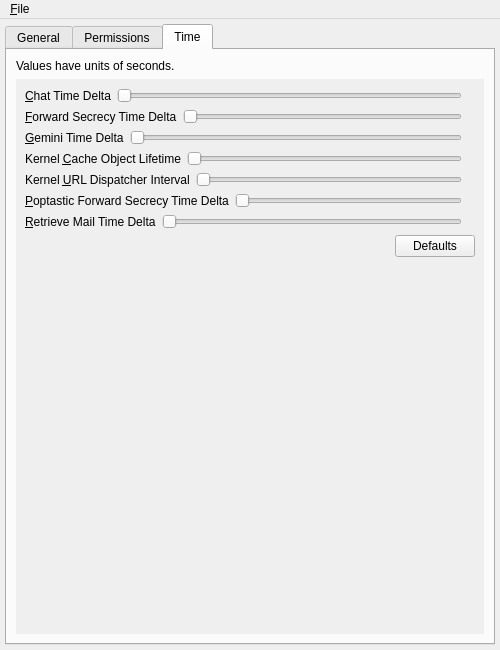
Above: branches/trunk/GoldBug-UI/spot-on-options.ui from textbrowser/spot-on before the change. Below: the same form after it.
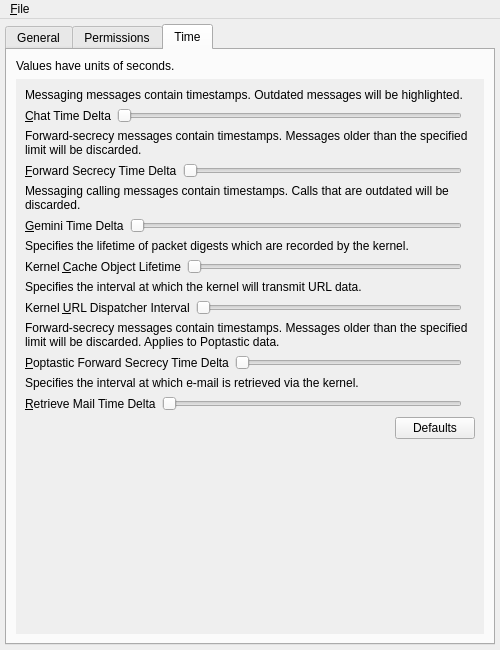
That is the form after the change. The open tabs and pages were chosen to show the change. Icons and pictures are not drawn.

Diff of the .ui file:
```diff
--- a/branches/trunk/GoldBug-UI/spot-on-options.ui
+++ b/branches/trunk/GoldBug-UI/spot-on-options.ui
@@ -2191,11 +2191,21 @@
             <rect>
              <x>0</x>
              <y>0</y>
-             <width>287</width>
-             <height>218</height>
+             <width>468</width>
+             <height>544</height>
             </rect>
            </property>
            <layout class="QVBoxLayout" name="verticalLayout_24">
+            <item>
+             <widget class="QLabel" name="label_18">
+              <property name="text">
+               <string>Messaging messages contain timestamps. Outdated messages will be highlighted.</string>
+              </property>
+              <property name="wordWrap">
+               <bool>true</bool>
+              </property>
+             </widget>
+            </item>
             <item>
              <layout class="QHBoxLayout" name="horizontalLayout_7">
               <item>
@@ -2226,6 +2236,16 @@
               </item>
              </layout>
             </item>
+            <item>
+             <widget class="QLabel" name="label_19">
+              <property name="text">
+               <string>Forward-secrecy messages contain timestamps. Messages older than the specified limit will be discarded.</string>
+              </property>
+              <property name="wordWrap">
+               <bool>true</bool>
+              </property>
+             </widget>
+            </item>
             <item>
              <layout class="QHBoxLayout" name="horizontalLayout_9">
               <item>
@@ -2256,6 +2276,16 @@
               </item>
              </layout>
             </item>
+            <item>
+             <widget class="QLabel" name="label_21">
+              <property name="text">
+               <string>Messaging calling messages contain timestamps. Calls that are outdated will be discarded.</string>
+              </property>
+              <property name="wordWrap">
+               <bool>true</bool>
+              </property>
+             </widget>
+            </item>
             <item>
              <layout class="QHBoxLayout" name="horizontalLayout_8">
               <item>
@@ -2286,6 +2316,16 @@
               </item>
              </layout>
             </item>
+            <item>
+             <widget class="QLabel" name="label_22">
+              <property name="text">
+               <string>Specifies the lifetime of packet digests which are recorded by the kernel.</string>
+              </property>
+              <property name="wordWrap">
+               <bool>true</bool>
+              </property>
+             </widget>
+            </item>
             <item>
              <layout class="QHBoxLayout" name="horizontalLayout_6">
               <item>
@@ -2316,6 +2356,16 @@
               </item>
              </layout>
             </item>
+            <item>
+             <widget class="QLabel" name="label_23">
+              <property name="text">
+               <string>Specifies the interval at which the kernel will transmit URL data.</string>
+              </property>
+              <property name="wordWrap">
+               <bool>true</bool>
+              </property>
+             </widget>
+            </item>
             <item>
              <layout class="QHBoxLayout" name="horizontalLayout_14">
               <item>
@@ -2346,6 +2396,16 @@
               </item>
              </layout>
             </item>
+            <item>
+             <widget class="QLabel" name="label_20">
+              <property name="text">
+               <string>Forward-secrecy messages contain timestamps. Messages older than the specified limit will be discarded. Applies to Poptastic data.</string>
+              </property>
+              <property name="wordWrap">
+               <bool>true</bool>
+              </property>
+             </widget>
+            </item>
             <item>
              <layout class="QHBoxLayout" name="horizontalLayout_12">
               <item>
@@ -2376,6 +2436,16 @@
               </item>
              </layout>
             </item>
+            <item>
+             <widget class="QLabel" name="label_24">
+              <property name="text">
+               <string>Specifies the interval at which e-mail is retrieved via the kernel.</string>
+              </property>
+              <property name="wordWrap">
+               <bool>true</bool>
+              </property>
+             </widget>
+            </item>
             <item>
              <layout class="QHBoxLayout" name="horizontalLayout_11">
               <item>
```
Left out of the diff: 241 changed lines with no effect on the pictures.
